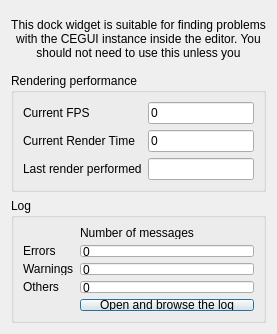
First picture: the form in ceed/ui/CEGUIDebugInfo.ui, repository timbaker/ceed, before the edit.
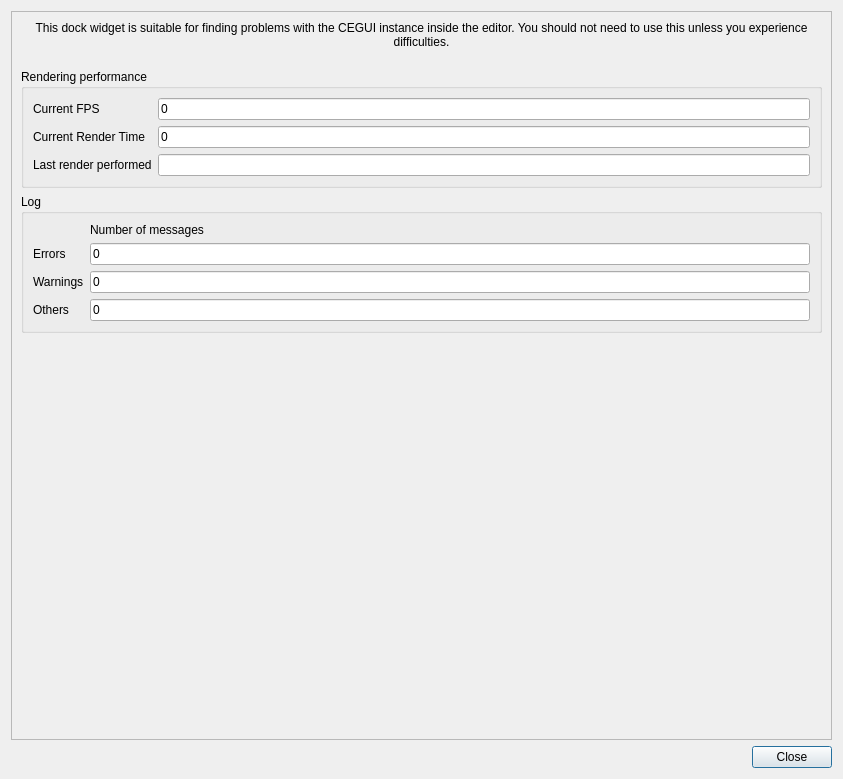
Second picture: the form after the edit.

Commit message: Added log viewing functionality into CEGUIDebugInfo widget

Diff of the .ui file:
```diff
--- a/ceed/ui/CEGUIDebugInfo.ui
+++ b/ceed/ui/CEGUIDebugInfo.ui
@@ -6,17 +6,30 @@
    <rect>
     <x>0</x>
     <y>0</y>
-    <width>277</width>
-    <height>331</height>
+    <width>843</width>
+    <height>779</height>
    </rect>
   </property>
   <property name="windowTitle">
    <string>CEGUI Debug Info</string>
   </property>
-  <layout class="QVBoxLayout" name="verticalLayout_2">
-   <item>
     <layout class="QVBoxLayout" name="verticalLayout">
      <item>
+    <widget class="QScrollArea" name="scrollArea">
+     <property name="widgetResizable">
+      <bool>true</bool>
+     </property>
+     <widget class="QWidget" name="scrollAreaWidgetContents_2">
+      <property name="geometry">
+       <rect>
+        <x>0</x>
+        <y>0</y>
+        <width>823</width>
+        <height>722</height>
+       </rect>
+      </property>
+      <layout class="QVBoxLayout" name="verticalLayout_2">
+       <item>
       <widget class="QLabel" name="info">
        <property name="sizePolicy">
         <sizepolicy hsizetype="Preferred" vsizetype="Maximum">
@@ -44,7 +57,7 @@
      <item>
       <widget class="QGroupBox" name="renderingPerformance">
        <property name="sizePolicy">
-        <sizepolicy hsizetype="Preferred" vsizetype="Maximum">
+          <sizepolicy hsizetype="Preferred" vsizetype="Fixed">
          <horstretch>0</horstretch>
          <verstretch>0</verstretch>
         </sizepolicy>
@@ -122,7 +135,7 @@
      <item>
       <widget class="QGroupBox" name="log">
        <property name="sizePolicy">
-        <sizepolicy hsizetype="Preferred" vsizetype="Maximum">
+          <sizepolicy hsizetype="Preferred" vsizetype="Fixed">
          <horstretch>0</horstretch>
          <verstretch>0</verstretch>
         </sizepolicy>
@@ -171,23 +184,6 @@
           </property>
          </widget>
         </item>
-        <item row="4" column="1">
-         <widget class="QPushButton" name="openLog">
-          <property name="text">
-           <string>Open and browse the log</string>
-          </property>
-         </widget>
-        </item>
-        <item row="3" column="0">
-         <widget class="QLabel" name="othersLabel">
-          <property name="text">
-           <string>Others</string>
-          </property>
-          <property name="buddy">
-           <cstring>othersBox</cstring>
-          </property>
-         </widget>
-        </item>
         <item row="3" column="1">
          <widget class="QLineEdit" name="othersBox">
           <property name="text">
@@ -211,10 +207,76 @@
           </property>
          </widget>
         </item>
+          <item row="3" column="0">
+           <widget class="QLabel" name="othersLabel">
+            <property name="text">
+             <string>Others</string>
+            </property>
+            <property name="buddy">
+             <cstring>othersBox</cstring>
+            </property>
+           </widget>
+          </item>
        </layout>
       </widget>
      </item>
-    </layout>
+       <item>
+        <widget class="QWidget" name="logViewArea" native="true">
+         <property name="sizePolicy">
+          <sizepolicy hsizetype="Preferred" vsizetype="Minimum">
+           <horstretch>0</horstretch>
+           <verstretch>0</verstretch>
+          </sizepolicy>
+         </property>
+         <property name="minimumSize">
+          <size>
+           <width>0</width>
+           <height>200</height>
+          </size>
+         </property>
+        </widget>
+       </item>
+      </layout>
+     </widget>
+    </widget>
+   </item>
+   <item>
+    <widget class="QWidget" name="bottomButtonBox" native="true">
+     <property name="sizePolicy">
+      <sizepolicy hsizetype="Preferred" vsizetype="Maximum">
+       <horstretch>0</horstretch>
+       <verstretch>0</verstretch>
+      </sizepolicy>
+     </property>
+     <layout class="QHBoxLayout" name="horizontalLayout_2">
+      <property name="spacing">
+       <number>0</number>
+      </property>
+      <property name="margin">
+       <number>0</number>
+      </property>
+      <item>
+       <spacer name="horizontalSpacer">
+        <property name="orientation">
+         <enum>Qt::Horizontal</enum>
+        </property>
+        <property name="sizeHint" stdset="0">
+         <size>
+          <width>40</width>
+          <height>20</height>
+         </size>
+        </property>
+       </spacer>
+      </item>
+      <item>
+       <widget class="QPushButton" name="closeButton">
+        <property name="text">
+         <string>Close</string>
+        </property>
+       </widget>
+      </item>
+     </layout>
+    </widget>
    </item>
   </layout>
  </widget>
```
Left out of the diff: 23 changed lines with no effect on the pictures. Lines whose indentation alone changed are shown as unchanged. The commit also changes 2 other files.
